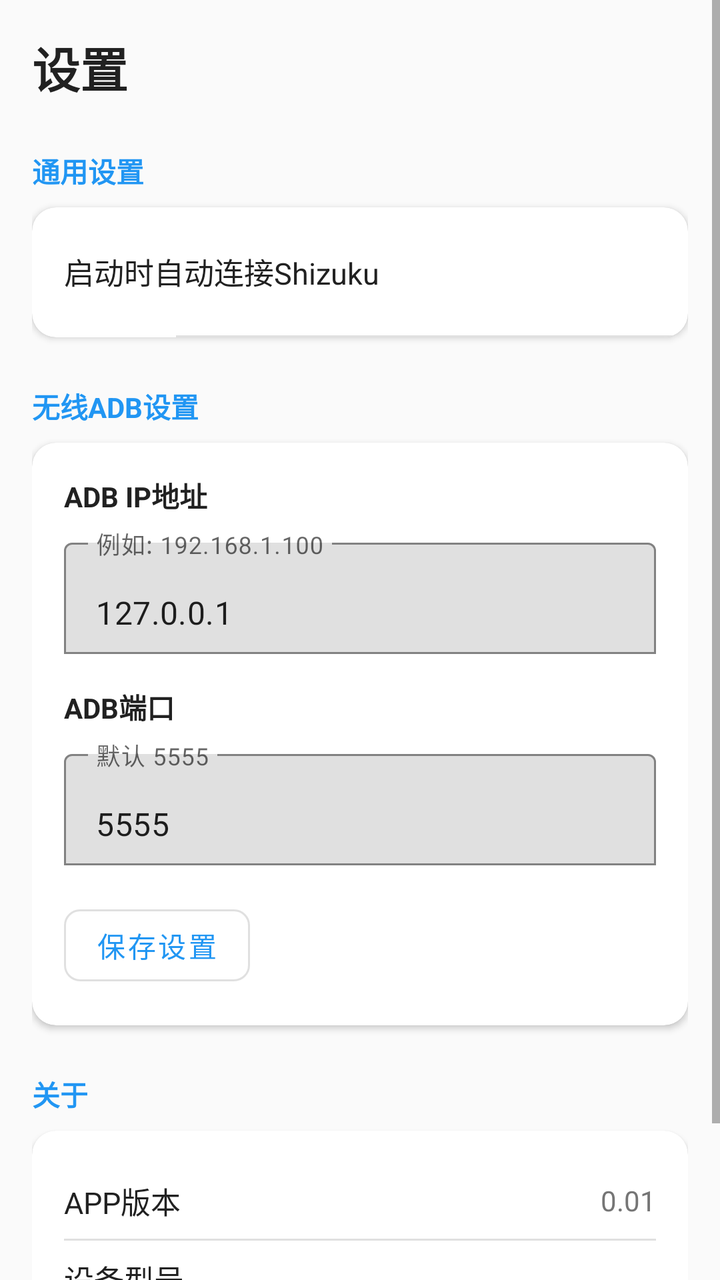
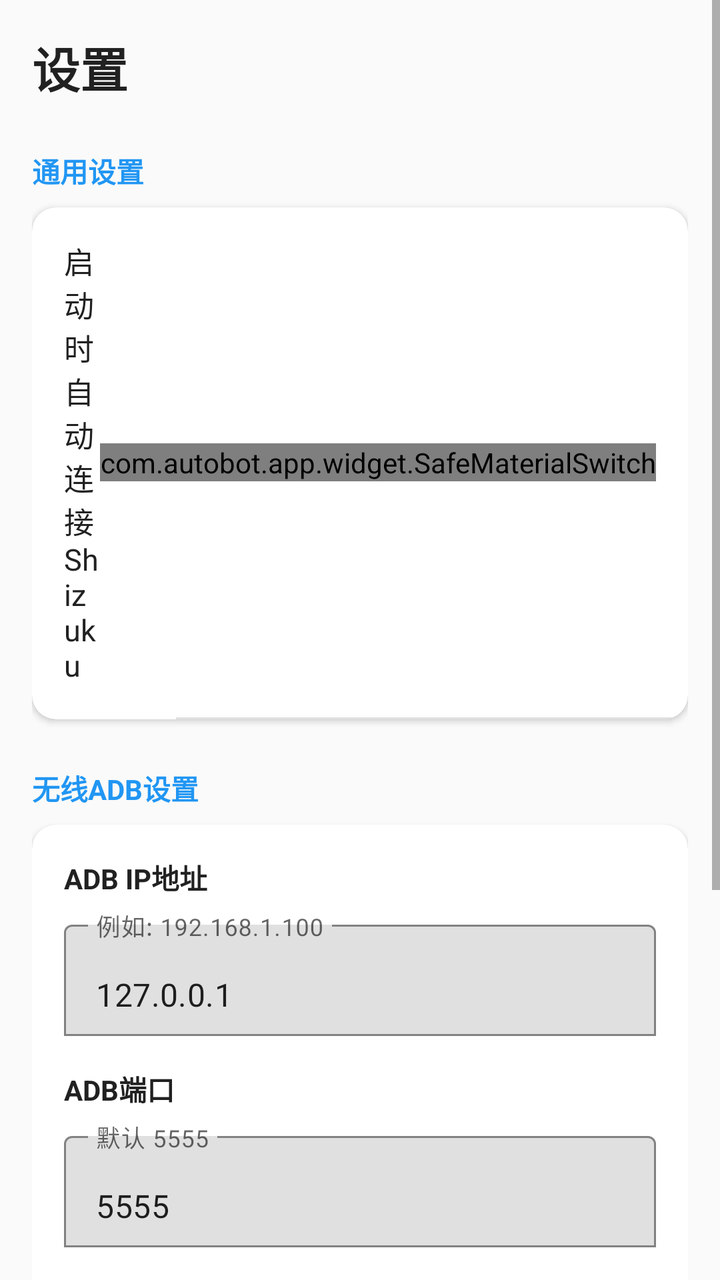

An Android layout rendered at two revisions. The XML below is the earlier revision; the diff shows what the commit changed to produce the second picture.
<!-- AndroidManifest.xml: application theme Theme.AutoBOT -->
<!-- res/layout/fragment_settings.xml -->
<?xml version="1.0" encoding="utf-8"?>
<ScrollView xmlns:android="http://schemas.android.com/apk/res/android"
    xmlns:app="http://schemas.android.com/apk/res-auto"
    android:layout_width="match_parent"
    android:layout_height="match_parent"
    android:fillViewport="true">

    <LinearLayout
        android:layout_width="match_parent"
        android:layout_height="wrap_content"
        android:orientation="vertical"
        android:padding="16dp">

        <TextView
            android:layout_width="wrap_content"
            android:layout_height="wrap_content"
            android:text="@string/settings_title"
            android:textSize="24sp"
            android:textStyle="bold"
            android:textColor="@color/text_primary"
            android:layout_marginBottom="16dp" />

        
        <TextView
            android:layout_width="wrap_content"
            android:layout_height="wrap_content"
            android:text="@string/settings_general"
            android:textSize="14sp"
            android:textStyle="bold"
            android:textColor="@color/primary"
            android:layout_marginVertical="8dp" />

        <com.google.android.material.card.MaterialCardView
            android:layout_width="match_parent"
            android:layout_height="wrap_content"
            android:layout_marginBottom="16dp"
            app:cardElevation="2dp"
            app:cardCornerRadius="12dp">

            <LinearLayout
                android:layout_width="match_parent"
                android:layout_height="wrap_content"
                android:orientation="vertical">

                
                <LinearLayout
                    android:layout_width="match_parent"
                    android:layout_height="wrap_content"
                    android:orientation="horizontal"
                    android:gravity="center_vertical"
                    android:padding="16dp">

                    <LinearLayout
                        android:layout_width="0dp"
                        android:layout_height="wrap_content"
                        android:layout_weight="1"
                        android:orientation="vertical">

                        <TextView
                            android:layout_width="wrap_content"
                            android:layout_height="wrap_content"
                            android:text="@string/settings_auto_start_shizuku"
                            android:textSize="15sp"
                            android:textColor="@color/text_primary" />
                    </LinearLayout>

                    <com.google.android.material.materialswitch.MaterialSwitch
                        android:id="@+id/switchAutoConnect"
                        android:layout_width="wrap_content"
                        android:layout_height="wrap_content"
                        android:text=""
                        android:textOn=""
                        android:textOff=""
                        app:showText="false" />
                </LinearLayout>

                <View
                    android:layout_width="match_parent"
                    android:layout_height="1dp"
                    android:background="#E0E0E0"
                    android:layout_marginStart="72dp" />

            </LinearLayout>
        </com.google.android.material.card.MaterialCardView>

        
        <TextView
            android:layout_width="wrap_content"
            android:layout_height="wrap_content"
            android:text="@string/settings_adb_wireless"
            android:textSize="14sp"
            android:textStyle="bold"
            android:textColor="@color/primary"
            android:layout_marginVertical="8dp" />

        <com.google.android.material.card.MaterialCardView
            android:layout_width="match_parent"
            android:layout_height="wrap_content"
            android:layout_marginBottom="16dp"
            app:cardElevation="2dp"
            app:cardCornerRadius="12dp">

            <LinearLayout
                android:layout_width="match_parent"
                android:layout_height="wrap_content"
                android:orientation="vertical"
                android:padding="16dp">

                
                <TextView
                    android:layout_width="wrap_content"
                    android:layout_height="wrap_content"
                    android:text="@string/settings_adb_ip"
                    android:textSize="14sp"
                    android:textStyle="bold"
                    android:textColor="@color/text_primary"
                    android:layout_marginBottom="8dp" />

                <com.google.android.material.textfield.TextInputLayout
                    android:layout_width="match_parent"
                    android:layout_height="wrap_content"
                    app:boxBackgroundMode="outline">

                    <com.google.android.material.textfield.TextInputEditText
                        android:id="@+id/etAdbIp"
                        android:layout_width="match_parent"
                        android:layout_height="wrap_content"
                        android:inputType="phone"
                        android:text="127.0.0.1"
                        android:hint="例如: 192.168.1.100" />
                </com.google.android.material.textfield.TextInputLayout>

                
                <TextView
                    android:layout_width="wrap_content"
                    android:layout_height="wrap_content"
                    android:layout_marginTop="16dp"
                    android:text="@string/settings_adb_port"
                    android:textSize="14sp"
                    android:textStyle="bold"
                    android:textColor="@color/text_primary"
                    android:layout_marginBottom="8dp" />

                <com.google.android.material.textfield.TextInputLayout
                    android:layout_width="match_parent"
                    android:layout_height="wrap_content"
                    app:boxBackgroundMode="outline">

                    <com.google.android.material.textfield.TextInputEditText
                        android:id="@+id/etAdbPort"
                        android:layout_width="match_parent"
                        android:layout_height="wrap_content"
                        android:inputType="number"
                        android:text="5555"
                        android:hint="默认 5555" />
                </com.google.android.material.textfield.TextInputLayout>

                <com.google.android.material.button.MaterialButton
                    android:id="@+id/btnSaveAdb"
                    style="@style/Widget.MaterialComponents.Button.OutlinedButton"
                    android:layout_width="wrap_content"
                    android:layout_height="wrap_content"
                    android:layout_marginTop="16dp"
                    android:text="保存设置"
                    app:cornerRadius="8dp" />
            </LinearLayout>
        </com.google.android.material.card.MaterialCardView>

        
        <TextView
            android:layout_width="wrap_content"
            android:layout_height="wrap_content"
            android:text="@string/settings_about"
            android:textSize="14sp"
            android:textStyle="bold"
            android:textColor="@color/primary"
            android:layout_marginVertical="8dp" />

        <com.google.android.material.card.MaterialCardView
            android:layout_width="match_parent"
            android:layout_height="wrap_content"
            app:cardElevation="2dp"
            app:cardCornerRadius="12dp">

            <LinearLayout
                android:layout_width="match_parent"
                android:layout_height="wrap_content"
                android:orientation="vertical"
                android:padding="16dp">

                <LinearLayout
                    android:layout_width="match_parent"
                    android:layout_height="wrap_content"
                    android:orientation="horizontal"
                    android:gravity="center_vertical"
                    android:paddingVertical="8dp">

                    <TextView
                        android:layout_width="0dp"
                        android:layout_height="wrap_content"
                        android:layout_weight="1"
                        android:text="@string/app_version"
                        android:textSize="15sp"
                        android:textColor="@color/text_primary" />

                    <TextView
                        android:id="@+id/tvSettingsVersion"
                        android:layout_width="wrap_content"
                        android:layout_height="wrap_content"
                        android:text="0.01"
                        android:textSize="14sp"
                        android:textColor="@color/text_secondary" />
                </LinearLayout>

                <View
                    android:layout_width="match_parent"
                    android:layout_height="1dp"
                    android:background="#E0E0E0" />

                <LinearLayout
                    android:layout_width="match_parent"
                    android:layout_height="wrap_content"
                    android:orientation="horizontal"
                    android:gravity="center_vertical"
                    android:paddingVertical="8dp">

                    <TextView
                        android:layout_width="0dp"
                        android:layout_height="wrap_content"
                        android:layout_weight="1"
                        android:text="设备型号"
                        android:textSize="15sp"
                        android:textColor="@color/text_primary" />

                    <TextView
                        android:id="@+id/tvDeviceModel"
                        android:layout_width="wrap_content"
                        android:layout_height="wrap_content"
                        android:textSize="14sp"
                        android:textColor="@color/text_secondary" />
                </LinearLayout>

                <View
                    android:layout_width="match_parent"
                    android:layout_height="1dp"
                    android:background="#E0E0E0" />

                <LinearLayout
                    android:layout_width="match_parent"
                    android:layout_height="wrap_content"
                    android:orientation="horizontal"
                    android:gravity="center_vertical"
                    android:paddingVertical="8dp">

                    <TextView
                        android:layout_width="0dp"
                        android:layout_height="wrap_content"
                        android:layout_weight="1"
                        android:text="系统版本"
                        android:textSize="15sp"
                        android:textColor="@color/text_primary" />

                    <TextView
                        android:id="@+id/tvAndroidVersion"
                        android:layout_width="wrap_content"
                        android:layout_height="wrap_content"
                        android:textSize="14sp"
                        android:textColor="@color/text_secondary" />
                </LinearLayout>
            </LinearLayout>
        </com.google.android.material.card.MaterialCardView>

    </LinearLayout>
</ScrollView>
<!-- resources referenced by this layout -->
<resources>
  <color name="primary">#2196F3</color>
  <color name="text_primary">#212121</color>
  <color name="text_secondary">#757575</color>
  <string name="app_version">APP版本</string>
  <string name="settings_about">关于</string>
  <string name="settings_adb_ip">ADB IP地址</string>
  <string name="settings_adb_port">ADB端口</string>
  <string name="settings_adb_wireless">无线ADB设置</string>
  <string name="settings_auto_start_shizuku">启动时自动连接Shizuku</string>
  <string name="settings_general">通用设置</string>
  <string name="settings_title">设置</string>
  <style name="Theme.AutoBOT" parent="Theme.MaterialComponents.DayNight.NoActionBar">
          
          <item name="colorPrimary">@color/primary</item>
          <item name="colorPrimaryDark">@color/primary_dark</item>
          <item name="colorAccent">@color/accent</item>
          <item name="android:statusBarColor">@color/primary_dark</item>
          <item name="android:windowBackground">@color/background</item>
      </style>
  <color name="primary_dark">#1976D2</color>
  <color name="accent">#00BCD4</color>
  <color name="background">#FAFAFA</color>
</resources>

<!-- the commit's change to res/layout/fragment_settings.xml (unified diff, before → after) -->
@@ -64,7 +64,7 @@
                             android:textColor="@color/text_primary" />
                     </LinearLayout>
 
-                    <com.google.android.material.materialswitch.MaterialSwitch
+                    <com.autobot.app.widget.SafeMaterialSwitch
                         android:id="@+id/switchAutoConnect"
                         android:layout_width="wrap_content"
                         android:layout_height="wrap_content"
